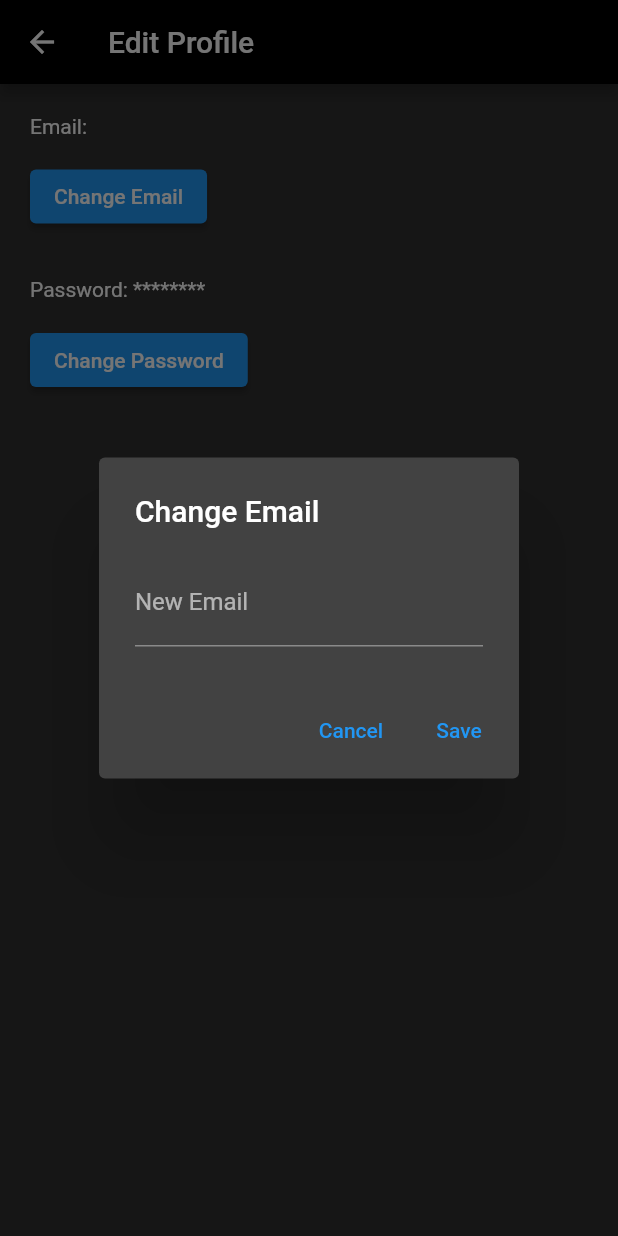
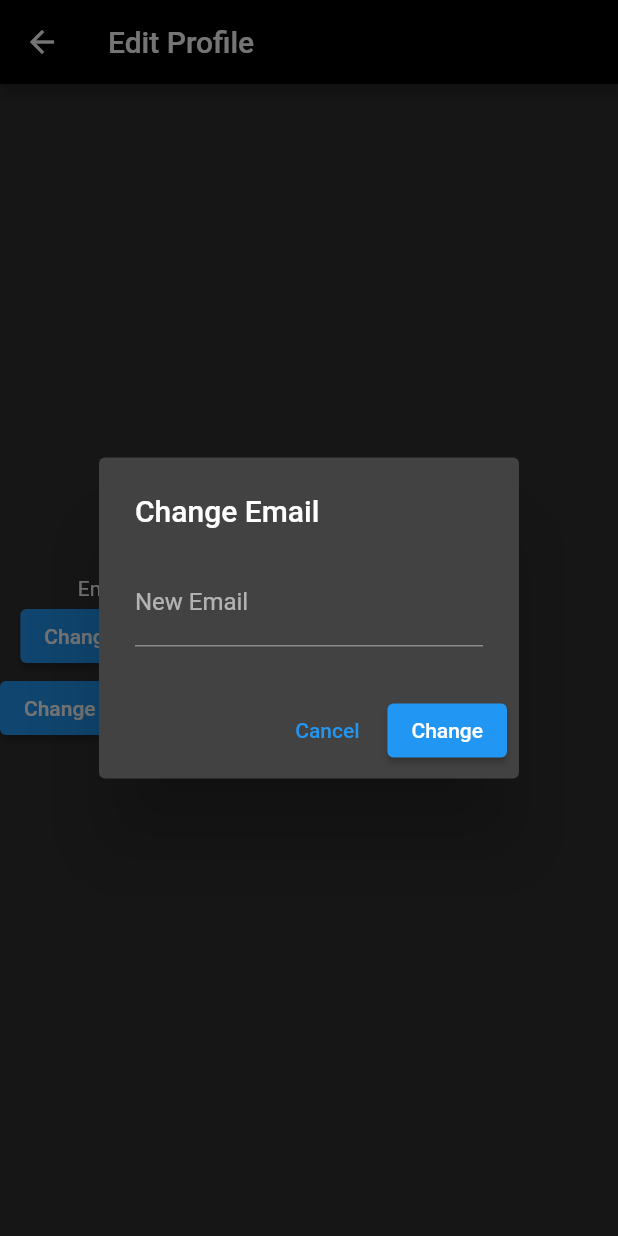
Before and after one commit to KPMaied/test0001, a Flutter app: the EditProfilePage screen opened directly, after a tap on "Change Email", on a phone screen of 412 x 824 dp. Run offline on Flutter 3.47's test engine with Material 2 defaults, Android fonts, the phone set to English and light mode, and no system bars; our stand-ins replace cloud_firestore, firebase_auth, firebase_core, fluttertoast, form_field_validator, google_fonts and 1 more; missing offline and left inert: flutter_tflite; accounts and stored records are empty.

Commit message:
New Edit profile

```diff
--- a/lib/edit_profile_page.dart
+++ b/lib/edit_profile_page.dart
@@ -11,100 +11,51 @@ class EditProfilePage extends StatefulWidget {
 }
 
 class _EditProfilePageState extends State<EditProfilePage> {
+  final FirebaseAuth _auth = FirebaseAuth.instance;
   final _formKey = GlobalKey<FormState>();
-  final _newEmailController = TextEditingController();
-  final _newPasswordController = TextEditingController();
-  late String _currentEmail;
-  late String _currentPassword;
+  String _email = '', _password = '';
 
-  @override
-  void initState() {
-    super.initState();
-    _currentEmail = FirebaseAuth.instance.currentUser?.email ?? '';
-    _currentPassword = '********'; // Replace this with the actual password
-  }
-
-  @override
-  void dispose() {
-    _newEmailController.dispose();
-    _newPasswordController.dispose();
-    super.dispose();
-  }
-
-  @override
-  Widget build(BuildContext context) {
-    return Scaffold(
-      appBar: AppBar(
-        backgroundColor: Colors.black,
-        title: Text("Edit Profile"),
-      ),
-      body: Container(
-        child: Padding(
-          padding: const EdgeInsets.all(20.0),
-          child: Form(
-            key: _formKey,
-            child: SingleChildScrollView(
-              child: Column(
-                crossAxisAlignment: CrossAxisAlignment.start,
-                children: [
-                  Text("Email: $_currentEmail"),
-                  SizedBox(height: 15),
-                  ElevatedButton(
-                    onPressed: () {
-                      _showEmailDialog();
-                    },
-                    child: Text("Change Email"),
-                  ),
-                  SizedBox(height: 30),
-                  Text("Password: $_currentPassword"),
-                  SizedBox(height: 15),
-                  ElevatedButton(
-                    onPressed: () {
-                      _showPasswordDialog();
-                    },
-                    child: Text("Change Password"),
-                  ),
-                ],
-              ),
-            ),
-          ),
-        ),
-      ),
-    );
-  }
-
-  void _showEmailDialog() {
+  void _changeEmail() async {
     showDialog(
       context: context,
       builder: (context) {
         return AlertDialog(
-          title: Text("Change Email"),
-          content: TextFormField(
-            controller: _newEmailController,
-            validator: MultiValidator([
-              RequiredValidator(errorText: 'Please enter a new email'),
-              EmailValidator(errorText: 'Invalid email format'),
-            ]),
-            decoration: InputDecoration(
-              labelText: 'New Email',
+          title: Text('Change Email'),
+          content: Form(
+            key: _formKey,
+            child: TextFormField(
+              decoration: InputDecoration(
+                labelText: 'New Email',
+              ),
+              validator: MultiValidator([
+                RequiredValidator(errorText: 'Email is required'),
+                EmailValidator(errorText: 'Enter a valid email address'),
+              ]),
+              onChanged: (value) => _email = value,
             ),
           ),
-          actions: [
+          actions: <Widget>[
             TextButton(
-              onPressed: () {
-                Navigator.of(context).pop();
-              },
               child: Text('Cancel'),
+              onPressed: () => Navigator.of(context).pop(),
             ),
-            TextButton(
-              onPressed: () {
+            ElevatedButton(
+              child: Text('Change'),
+              onPressed: () async {
                 if (_formKey.currentState!.validate()) {
-                  final newEmail = _newEmailController.text.trim();
-                  _changeEmail(newEmail);
-                  Navigator.of(context).pop();
+                  User? user = _auth.currentUser;
+                  if (user != null) {
+                    try {
+                      await user.updateEmail(_email);
+                      Fluttertoast.showToast(msg: "Email update successfully");
+                      Navigator.of(context).pop();
+                      setState(() {});
+                    } catch (e) {
+                      Fluttertoast.showToast(msg: 'Failed to update email');
+                    }
+                  }
                 }
               },
-              child: Text('Save'),
             ),
           ],
         );
@@ -112,36 +63,46 @@ class _EditProfilePageState extends State<EditProfilePage> {
     );
   }
 
-  void _showPasswordDialog() {
+  void _changePassword() async {
     showDialog(
       context: context,
       builder: (context) {
         return AlertDialog(
-          title: Text("Change Password"),
-          content: TextFormField(
-            controller: _newPasswordController,
-            obscureText: true,
-            validator: RequiredValidator(errorText: 'Please enter a new password'),
-            decoration: InputDecoration(
-              labelText: 'New Password',
+          title: Text('Change Password'),
+          content: Form(
+            key: _formKey,
+            child: TextFormField(
+              decoration: InputDecoration(
+                labelText: 'New Password',
+              ),
+              validator:
+                  RequiredValidator(errorText: "Please enter your password"),
+              onChanged: (value) => _password = value,
             ),
           ),
-          actions: [
+          actions: <Widget>[
             TextButton(
-              onPressed: () {
-                Navigator.of(context).pop();
-              },
               child: Text('Cancel'),
+              onPressed: () => Navigator.of(context).pop(),
             ),
-            TextButton(
-              onPressed: () {
+            ElevatedButton(
+              child: Text('Change'),
+              onPressed: () async {
                 if (_formKey.currentState!.validate()) {
-                  final newPassword = _newPasswordController.text.trim();
-                  _changePassword(newPassword);
-                  Navigator.of(context).pop();
+                  User? user = _auth.currentUser;
+                  if (user != null) {
+                    try {
+                      await user.updatePassword(_password);
+                      Fluttertoast.showToast(
+                          msg: 'Password updated successfully');
+                      Navigator.of(context).pop();
+                      setState(() {});
+                    } catch (e) {
+                      Fluttertoast.showToast(msg: 'Failed to update password');
+                    }
+                  }
                 }
               },
-              child: Text('Save'),
             ),
           ],
         );
@@ -149,19 +110,28 @@ class _EditProfilePageState extends State<EditProfilePage> {
     );
   }
 
-  void _changeEmail(String newEmail) {
-    // Implement your logic to change the email here
-    setState(() {
-      _currentEmail = newEmail;
-    });
-    Fluttertoast.showToast(msg: "Email changed successfully");
-  }
-
-  void _changePassword(String newPassword) {
-    // Implement your logic to change the password here
-    setState(() {
-      _currentPassword = newPassword;
-    });
-    Fluttertoast.showToast(msg: "Password changed successfully");
+  @override
+  Widget build(BuildContext context) {
+    User? user = _auth.currentUser;
+    return Scaffold(
+      appBar: AppBar(
+        title: Text('Edit Profile'),
+        backgroundColor: Colors.black,
+      ),
+      body: Column(
+        mainAxisAlignment: MainAxisAlignment.center,
+        children: <Widget>[
+          Text('Email: ${user?.email ?? "Email not available"}'),
+          ElevatedButton(
+            child: Text('Change Email'),
+            onPressed: _changeEmail,
+          ),
+          ElevatedButton(
+            child: Text('Change Password'),
+            onPressed: _changePassword,
+          ),
+        ],
+      ),
+    );
   }
 }
```
Also changed, not shown: lib/home.dart (+5 -5 lines).
